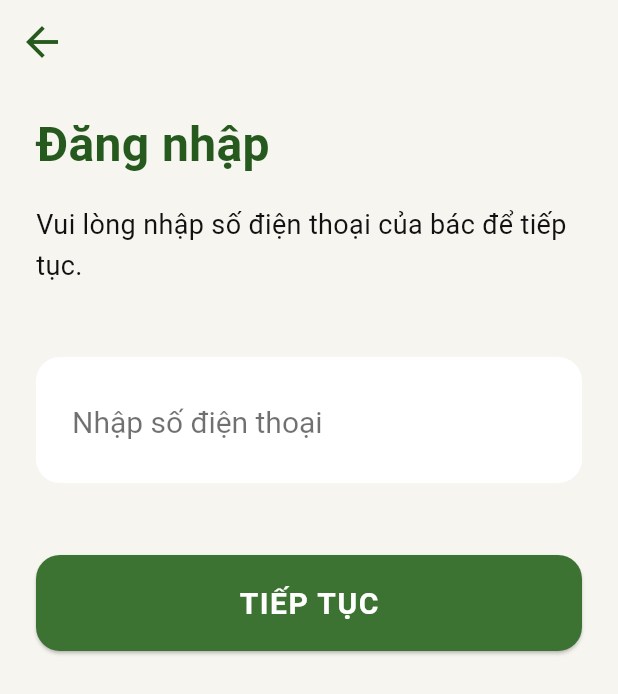
After one commit to hoangtranduchai/emoheal, a Flutter app: the screen it shows after launch, after a tap on "BẮT ĐẦU NGAY", after a tap on "ĐĂNG NHẬP", on a phone screen of 412 x 824 dp. The commit adds this screen. Shown: the top 694 px of the screen. Run offline on Flutter 3.47's test engine with Material 3 defaults, Android fonts, the phone set to English and light mode, and no system bars; our stand-ins replace flutter_svg, google_fonts, supabase_flutter, video_player; accounts and stored records are empty.

Commit message:
feat: implement auth onboarding phase 4 & 5

```diff
--- /dev/null
+++ b/lib/presentation/screens/auth/login_screen.dart
@@ -0,0 +1,125 @@
+import 'package:flutter/material.dart';
+import '../../../core/theme.dart';
+import '../../../router.dart';
+
+class LoginScreen extends StatefulWidget {
+  const LoginScreen({super.key});
+
+  @override
+  State<LoginScreen> createState() => _LoginScreenState();
+}
+
+class _LoginScreenState extends State<LoginScreen> {
+  final TextEditingController _phoneController = TextEditingController();
+
+  @override
+  void dispose() {
+    _phoneController.dispose();
+    super.dispose();
+  }
+
+  @override
+  Widget build(BuildContext context) {
+    return Scaffold(
+      backgroundColor: AppColors.backgroundLight,
+      appBar: AppBar(
+        backgroundColor: Colors.transparent,
+        elevation: 0,
+        iconTheme: const IconThemeData(color: AppColors.primaryGreenDark, size: 32),
+      ),
+      body: SafeArea(
+        child: Padding(
+          padding: const EdgeInsets.symmetric(horizontal: 24.0),
+          child: Column(
+            crossAxisAlignment: CrossAxisAlignment.stretch,
+            children: [
+              const SizedBox(height: 16),
+              const Text(
+                'Đăng nhập',
+                style: TextStyle(
+                  fontFamily: 'Roboto',
+                  fontSize: 32,
+                  fontWeight: FontWeight.w700,
+                  color: AppColors.primaryGreenDark,
+                ),
+              ),
+              const SizedBox(height: 16),
+              const Text(
+                'Vui lòng nhập số điện thoại của bác để tiếp tục.',
+                style: TextStyle(
+                  fontFamily: 'Roboto',
+                  fontSize: 18,
+                  fontWeight: FontWeight.w400,
+                  color: AppColors.textPrimary,
+                ),
+              ),
+              const SizedBox(height: 48),
+              TextField(
+                controller: _phoneController,
+                keyboardType: TextInputType.phone,
+                style: const TextStyle(
+                  fontFamily: 'Roboto',
+                  fontSize: 24,
+                  color: AppColors.textPrimary,
+                  letterSpacing: 2,
+                ),
+                decoration: InputDecoration(
+                  hintText: 'Nhập số điện thoại',
+                  hintStyle: const TextStyle(
+                    fontFamily: 'Roboto',
+                    fontSize: 20,
+                    color: AppColors.textSecondary,
+                    letterSpacing: 0,
+                  ),
+                  filled: true,
+                  fillColor: AppColors.white,
+                  contentPadding: const EdgeInsets.symmetric(
+                    horizontal: 20,
+                    vertical: 24,
+                  ),
+                  border: OutlineInputBorder(
+                    borderRadius: BorderRadius.circular(16),
+                    borderSide: BorderSide.none,
+                  ),
+                  focusedBorder: OutlineInputBorder(
+                    borderRadius: BorderRadius.circular(16),
+                    borderSide: const BorderSide(
+                      color: AppColors.primaryGreen,
+                      width: 2,
+                    ),
+                  ),
+                ),
+              ),
+              const SizedBox(height: 48),
+              SizedBox(
+                height: 64,
+                child: ElevatedButton(
+                  onPressed: () {
+                    if (_phoneController.text.isNotEmpty) {
+                      Navigator.of(context).pushNamed(AppRoutes.authOtp);
+                    }
+                  },
+                  style: ElevatedButton.styleFrom(
+                    backgroundColor: AppColors.primaryGreen,
+                    foregroundColor: AppColors.white,
+                    shape: RoundedRectangleBorder(
+                      borderRadius: BorderRadius.circular(16),
+                    ),
+                  ),
+                  child: const Text(
+                    'TIẾP TỤC',
+                    style: TextStyle(
+                      fontFamily: 'Roboto',
+                      fontSize: 20,
+                      fontWeight: FontWeight.w700,
+                    ),
+                  ),
+                ),
+              ),
+            ],
+          ),
+        ),
+      ),
+    );
+  }
+}
--- /dev/null
+++ b/lib/presentation/screens/auth/welcome_screen.dart
@@ -0,0 +1,80 @@
+import 'package:flutter/material.dart';
+import '../../../core/theme.dart';
+import '../../../router.dart';
+
+class WelcomeScreen extends StatelessWidget {
+  const WelcomeScreen({super.key});
+
+  @override
+  Widget build(BuildContext context) {
+    return Scaffold(
+      backgroundColor: AppColors.backgroundLight,
+      body: SafeArea(
+        child: Padding(
+          padding: const EdgeInsets.all(24.0),
+          child: Column(
+            mainAxisAlignment: MainAxisAlignment.center,
+            crossAxisAlignment: CrossAxisAlignment.stretch,
+            children: [
+              const Spacer(),
+              const Icon(
+                Icons.spa,
+                size: 100,
+                color: AppColors.primaryGreen,
+              ),
+              const SizedBox(height: 32),
+              const Text(
+                'Chào mừng bác đến với\nLotusHaven',
+                textAlign: TextAlign.center,
+                style: TextStyle(
+                  fontFamily: 'Roboto',
+                  fontSize: 32,
+                  fontWeight: FontWeight.w700,
+                  color: AppColors.primaryGreenDark,
+                  height: 1.3,
+                ),
+              ),
+              const SizedBox(height: 16),
+              const Text(
+                'Nơi kết nối và sẻ chia, dành riêng cho bác.',
+                textAlign: TextAlign.center,
+                style: TextStyle(
+                  fontFamily: 'Roboto',
+                  fontSize: 18,
+                  fontWeight: FontWeight.w400,
+                  color: AppColors.textPrimary,
+                  height: 1.5,
+                ),
+              ),
+              const Spacer(),
+              SizedBox(
+                height: 64,
+                child: ElevatedButton(
+                  onPressed: () {
+                    Navigator.of(context).pushNamed(AppRoutes.authLogin);
+                  },
+                  style: ElevatedButton.styleFrom(
+                    backgroundColor: AppColors.primaryGreen,
+                    foregroundColor: AppColors.white,
+                    shape: RoundedRectangleBorder(
+                      borderRadius: BorderRadius.circular(16),
+                    ),
+                  ),
+                  child: const Text(
+                    'ĐĂNG NHẬP',
+                    style: TextStyle(
+                      fontFamily: 'Roboto',
+                      fontSize: 20,
+                      fontWeight: FontWeight.w700,
+                    ),
+                  ),
+                ),
+              ),
+              const SizedBox(height: 32),
+            ],
+          ),
+        ),
+      ),
+    );
+  }
+}
--- a/lib/presentation/screens/onboarding_screen.dart
+++ b/lib/presentation/screens/onboarding_screen.dart
@@ -110,7 +110,7 @@ class OnboardingScreen extends StatelessWidget {
                     height: 68,
                     child: ElevatedButton(
                       onPressed: () {
-                        Navigator.of(context).pushReplacementNamed(AppRoutes.home);
+                        Navigator.of(context).pushReplacementNamed(AppRoutes.authWelcome);
                       },
                       style: ElevatedButton.styleFrom(
                         backgroundColor: AppColors.primaryGreen,
--- a/lib/router.dart
+++ b/lib/router.dart
@@ -7,6 +7,9 @@ import 'presentation/screens/onboarding_screen.dart';
 import 'presentation/screens/radio_screen.dart';
 import 'presentation/screens/settings_screen.dart';
 import 'presentation/screens/voice_memo_screen.dart';
+import 'presentation/screens/auth/login_screen.dart';
+import 'presentation/screens/auth/otp_screen.dart';
+import 'presentation/screens/auth/welcome_screen.dart';
 
 class AppRoutes {
   static const String onboarding = '/';
@@ -16,6 +19,9 @@ class AppRoutes {
   static const String lotusBreathing = '/lotus-breathing';
   static const String radio = '/radio';
   static const String settings = '/settings';
+  static const String authWelcome = '/auth/welcome';
+  static const String authLogin = '/auth/login';
+  static const String authOtp = '/auth/otp';
 }
 
 class AppRouter {
@@ -44,6 +50,15 @@ class AppRouter {
       case AppRoutes.settings:
         page = const SettingsScreen();
         break;
+      case AppRoutes.authWelcome:
+        page = const WelcomeScreen();
+        break;
+      case AppRoutes.authLogin:
+        page = const LoginScreen();
+        break;
+      case AppRoutes.authOtp:
+        page = const OtpScreen();
+        break;
       default:
         page = const OnboardingScreen();
         break;
```
Also changed, not shown: lib/presentation/screens/auth/otp_screen.dart (added, +145 -0 lines), lib/presentation/widgets/sos_button.dart (+12 -0 lines).
